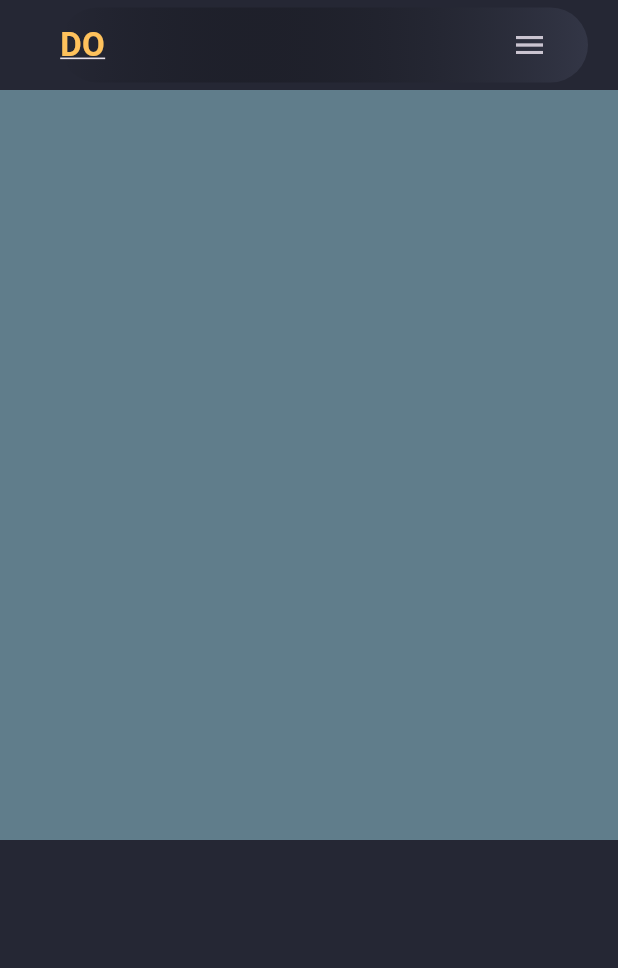
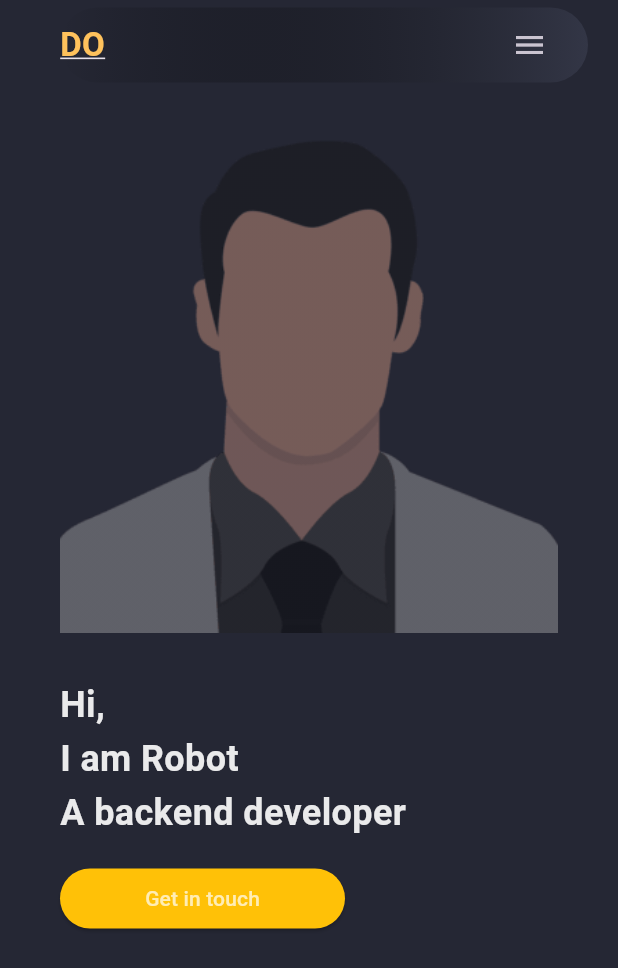
Before and after one commit to hale-Dennis/my_portfolio, a Flutter app: the screen it shows after launch, on a phone screen of 412 x 824 dp. Shown: the top 968 px of the screen. Run offline on Flutter 3.47's test engine with Material 3 defaults, Android fonts, the phone set to English and light mode, and no system bars.

Commit message:
feat: add content for main section of the home screen

```diff
--- a/lib/pages/home_page.dart
+++ b/lib/pages/home_page.dart
@@ -6,6 +6,8 @@ import 'package:my_portfolio/styles/styles.dart';
 import 'package:my_portfolio/widgets/drawer_mobile.dart';
 import 'package:my_portfolio/widgets/header_%20mobile.dart';
 import 'package:my_portfolio/widgets/header_desktop.dart';
+import 'package:my_portfolio/widgets/main_desktop.dart';
+import 'package:my_portfolio/widgets/main_mobile.dart';
 import 'package:my_portfolio/widgets/site_logo.dart';
 
 class HomePage extends StatefulWidget {
@@ -25,7 +27,8 @@ class _HomePageState extends State<HomePage> {
         return Scaffold(
           key: scaffoldKey,
           backgroundColor: CustomColor.scaffoldBg,
-          endDrawer: constraints.maxWidth >= kMinDesktopWidth ? null : DrawerMobile(),
+          endDrawer:
+              constraints.maxWidth >= kMinDesktopWidth ? null : DrawerMobile(),
           body: ListView(
             scrollDirection: Axis.vertical,
             children: [
@@ -39,6 +42,10 @@ class _HomePageState extends State<HomePage> {
                     scaffoldKey.currentState?.openEndDrawer();
                   },
                 ),
+              if (constraints.maxWidth >= kMinDesktopWidth)
+                MainDesktop()
+              else
+                MainMobile(),
               //SKILLS
               Container(
                 height: 500,
--- /dev/null
+++ b/lib/widgets/main_mobile.dart
@@ -0,0 +1,69 @@
+
+
+import 'package:flutter/material.dart';
+
+import '../constants/colors.dart';
+
+class MainMobile extends StatelessWidget {
+  const MainMobile({super.key});
+
+  @override
+  Widget build(BuildContext context) {
+    final screenSize = MediaQuery.of(context).size;
+    final screenWidth = screenSize.width;
+    final screenHeight = screenSize.height;
+
+    return  Container(
+      margin: EdgeInsets.symmetric(horizontal: 40.0, vertical: 30.0),
+      height: screenHeight,
+      constraints: BoxConstraints(minHeight: 560.0),
+      child: Column(
+        mainAxisAlignment: MainAxisAlignment.start,
+        crossAxisAlignment: CrossAxisAlignment.start,
+        children: [
+          //avatar img
+          ShaderMask(
+            shaderCallback: (bounds) {
+              return LinearGradient(
+                colors: [
+                  CustomColor.scaffoldBg.withValues(alpha: 0.6),
+                  CustomColor.scaffoldBg.withValues(alpha: 0.6),
+                ],
+              ).createShader(bounds);
+            },
+            blendMode: BlendMode.srcATop,
+            child: Image.asset(
+              "assets/my_avatar.png",
+              width: screenWidth,
+            ),
+          ),
+
+          SizedBox(height: 30),
+          Text(
+            "Hi, \nI am Robot\nA backend developer",
+            style: TextStyle(
+              height: 1.5,
+              fontSize: 24.0,
+              fontWeight: FontWeight.bold,
+              color: CustomColor.whitePrimary,
+            ),
+          ),
+          SizedBox(height: 15),
+          SizedBox(
+            width: 190,
+            child: ElevatedButton(
+              onPressed: () {},
+              style: ElevatedButton.styleFrom(
+                backgroundColor: Colors.amber,
+              ),
+              child: Text(
+                "Get in touch",
+                style: TextStyle(color: Colors.white70),
+              ),
+            ),
+          ),
+        ],
+      ),
+    );
+  }
+}
--- a/pubspec.yaml
+++ b/pubspec.yaml
@@ -58,8 +58,8 @@ flutter:
   uses-material-design: true
 
   # To add assets to your application, add an assets section, like this:
-  # assets:
-  #   - images/a_dot_burr.jpeg
+  assets:
+    - assets/
   #   - images/a_dot_ham.jpeg
 
   # An image asset can refer to one or more resolution-specific "variants", see
```
Also changed, not shown: lib/widgets/main_desktop.dart (added, +59 -0 lines), assets/my_avatar.png (added).
